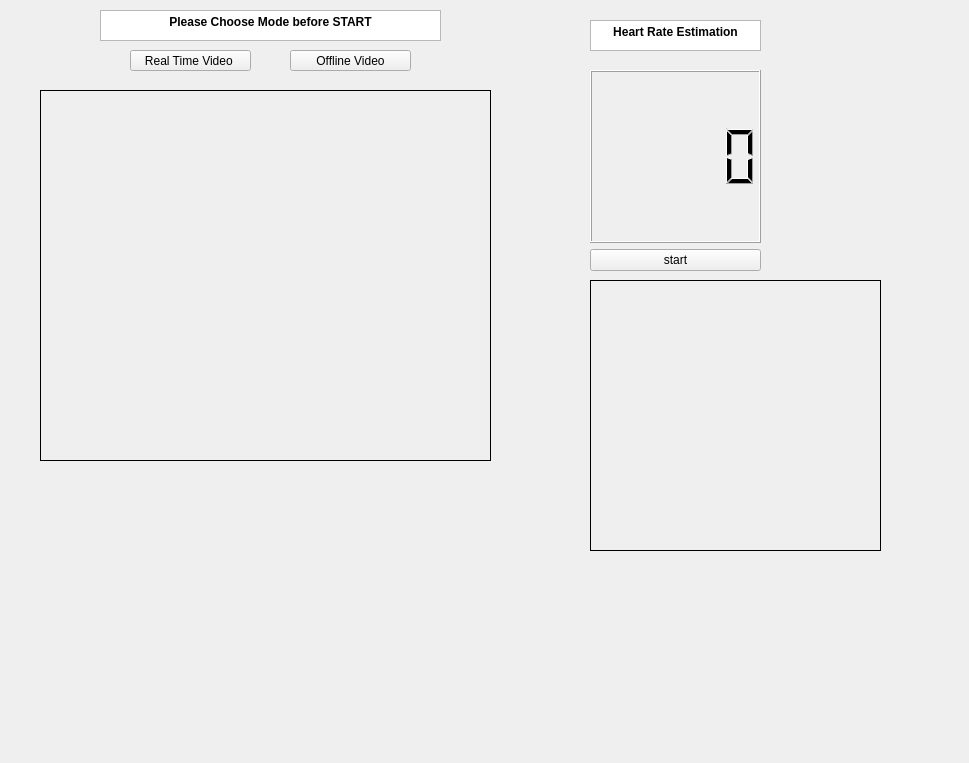
First picture: the form in heart_rate/qcvwidget.ui, repository Douissi/HeartRate, before the edit.
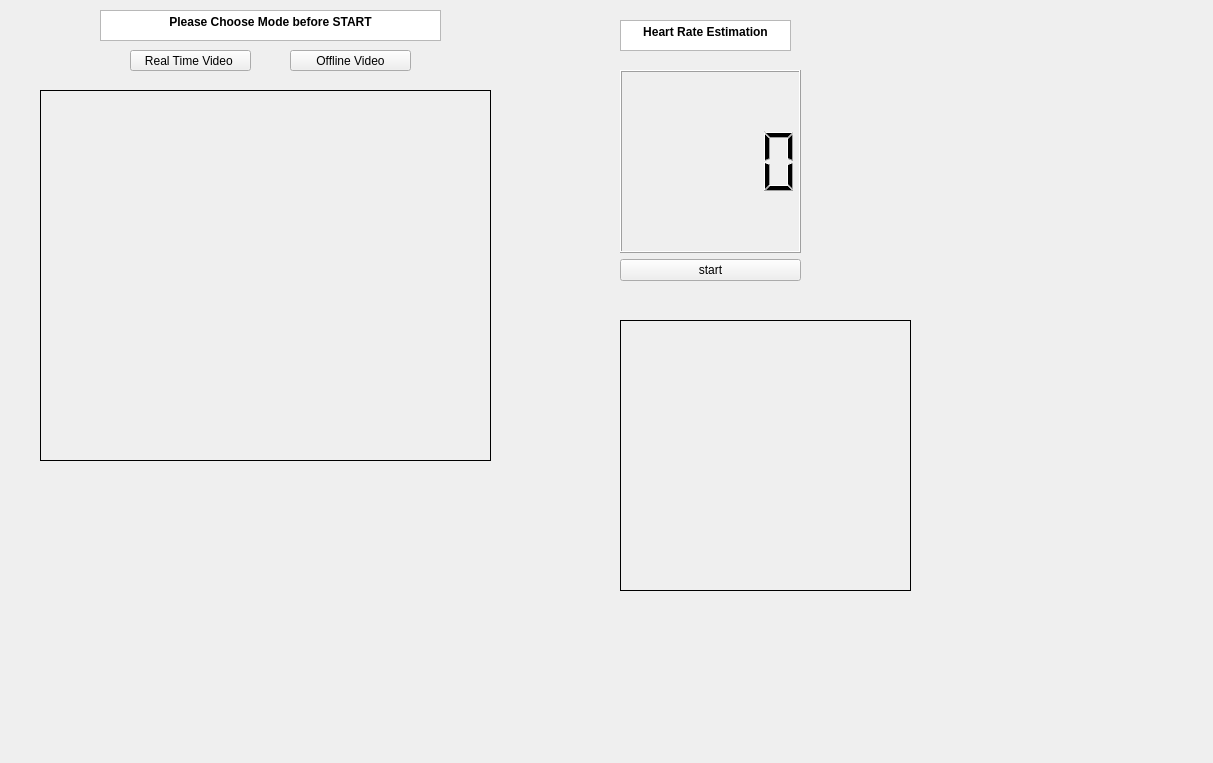
Second picture: the form after the edit. Custom widgets are drawn as their Qt base class.

What changed in the file:
```diff
--- a/heart_rate/qcvwidget.ui
+++ b/heart_rate/qcvwidget.ui
@@ -6,7 +6,7 @@
    <rect>
     <x>0</x>
     <y>0</y>
-    <width>969</width>
+    <width>1213</width>
     <height>763</height>
    </rect>
   </property>
@@ -32,7 +32,7 @@
   <widget class="QTextBrowser" name="textBrowser">
    <property name="geometry">
     <rect>
-     <x>590</x>
+     <x>620</x>
      <y>20</y>
      <width>171</width>
      <height>31</height>
@@ -49,10 +49,10 @@
   <widget class="QWidget" name="layoutWidget">
    <property name="geometry">
     <rect>
-     <x>590</x>
+     <x>620</x>
      <y>70</y>
-     <width>171</width>
-     <height>201</height>
+     <width>181</width>
+     <height>211</height>
     </rect>
    </property>
    <layout class="QVBoxLayout" name="verticalLayout">
@@ -120,8 +120,8 @@
   <widget class="QLabel" name="skinDetected">
    <property name="geometry">
     <rect>
-     <x>590</x>
-     <y>280</y>
+     <x>620</x>
+     <y>320</y>
      <width>291</width>
      <height>271</height>
     </rect>
@@ -136,10 +136,10 @@
   <widget class="QCustomPlot" name="customPlot" native="true">
    <property name="geometry">
     <rect>
-     <x>760</x>
-     <y>40</y>
-     <width>241</width>
-     <height>231</height>
+     <x>810</x>
+     <y>50</y>
+     <width>391</width>
+     <height>261</height>
     </rect>
    </property>
   </widget>
```
Left out of the diff: 10 changed lines with no effect on the pictures.
